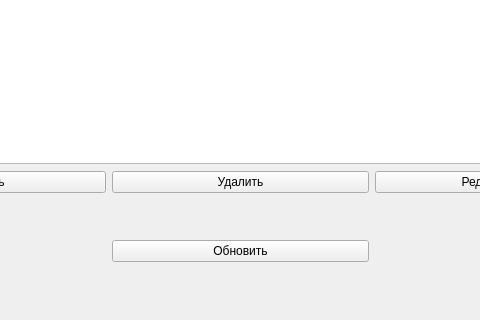
This is MainForm.ui in KozlovIA/Qt-DataBase as Qt 5 draws it before an edit; both pictures show x 160 to 640 and y 299 to 619 of the 809 by 619 pixel window. The edited form follows.
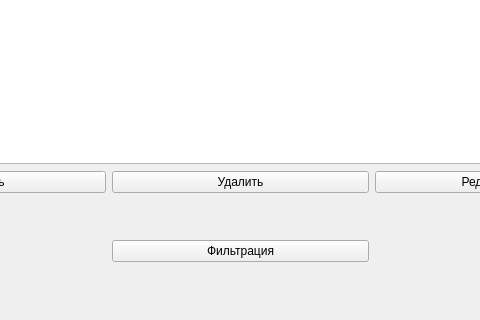
This is the edited form. Icons and pictures are not drawn.

Patch:
```diff
--- a/MainForm.ui
+++ b/MainForm.ui
@@ -45,7 +45,7 @@
       <height>571</height>
      </rect>
     </property>
-    <layout class="QGridLayout" name="gridLayout" rowstretch="0,0,0,0,0,0,0,0,0,0,0" columnstretch="0,0,0">
+    <layout class="QGridLayout" name="gridLayout" rowstretch="0,0,0,0,0,0,0,0" columnstretch="0,0,0">
      <property name="sizeConstraint">
       <enum>QLayout::SetNoConstraint</enum>
      </property>
@@ -165,7 +165,7 @@
      <item row="7" column="1">
       <widget class="QPushButton" name="UpdateButton">
        <property name="text">
-        <string>Обновить</string>
+        <string>Фильтрация</string>
        </property>
       </widget>
      </item>
```
Left out of the diff: 2 changed lines with no effect on the pictures.
